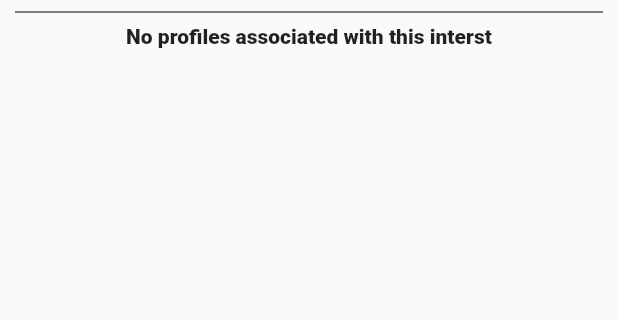
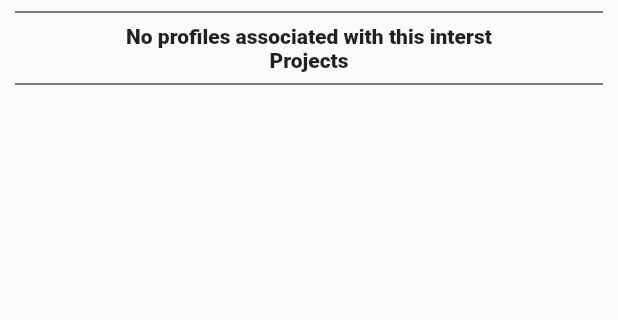
Before and after one commit to yertnek/bowfolios, a Flutter app: the InterestsScreen screen opened directly with empty values, on a phone screen of 412 x 824 dp, the part 108-428 px from its top. Run offline on Flutter 3.47's test engine with Material 2 defaults, Android fonts, the phone set to English and light mode, and no system bars; our stand-ins replace cloud_firestore, firebase_auth, firebase_core, firebase_storage, image_picker, shimmer; missing offline and left inert: multiselect_formfield; accounts and stored records are empty; network calls fail.

Commit message:
Removed unnecessary code

```diff
--- a/lib/widgets/category_info.dart
+++ b/lib/widgets/category_info.dart
@@ -15,7 +15,7 @@ class _CategoryInfoState extends State<CategoryInfo> {
   final firestoreInstance = FirebaseFirestore.instance;
   Widget _profileWidget = Icon(Icons.inbox);
 
-  void _getProfiles(String interest) async {
+  void _getProfiles() async {
     List<Widget> list = new List<Widget>();
     if (widget.userIDs.length != 0) {
       for (var i = 0; i < widget.userIDs.length; i++) {
@@ -47,7 +47,7 @@ class _CategoryInfoState extends State<CategoryInfo> {
 
   @override
   Widget build(BuildContext context) {
-    _getProfiles(widget.interestName);
+    _getProfiles();
     return Column(
       children: <Widget>[
         Text("Profiles"),
@@ -57,6 +57,12 @@ class _CategoryInfoState extends State<CategoryInfo> {
           endIndent: 10,
         ),
         _profileWidget,
+        Text("Projects"),
+        Divider(
+          color: Colors.black,
+          indent: 10,
+          endIndent: 10,
+        ),
       ],
     );
   }
```
Also changed, not shown: lib/widgets/interest_card.dart (+9 -17 lines).
